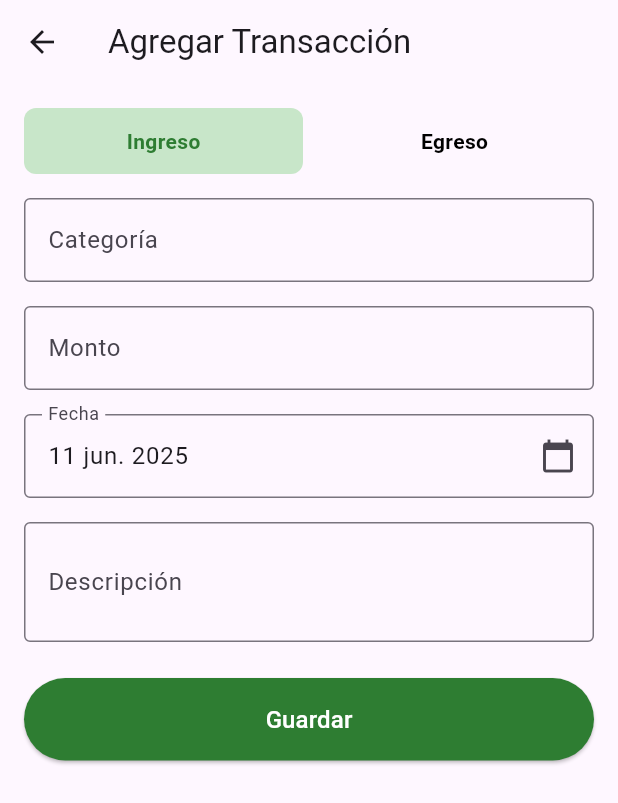
After one commit to Lazarito444/proyecto-final-tds, a Flutter app: the DashboardScreen screen opened directly, item 5 of the bottom bar chosen, after a tap on "Ingreso", on a phone screen of 412 x 824 dp. The commit adds this screen. Shown: the top 803 px of the screen. Run offline on Flutter 3.47's test engine with Material 3 defaults, Android fonts, the light colour scheme and no system bars; our stand-ins replace flutter_riverpod, google_fonts, sizer.

Commit message:
add_transaction

```diff
--- a/src/financia_mobile/lib/modules/dashboard/dashboard_screen.dart
+++ b/src/financia_mobile/lib/modules/dashboard/dashboard_screen.dart
@@ -1,8 +1,29 @@
 import 'package:flutter/material.dart';
 import 'package:google_fonts/google_fonts.dart';
+import 'package:financia_mobile/modules/transaction/add_transaction.dart';
 
-class DashboardScreen extends StatelessWidget {
+class DashboardScreen extends StatefulWidget {
   const DashboardScreen({super.key});
+
+  @override
+  _DashboardScreenState createState() => _DashboardScreenState();
+}
+
+class _DashboardScreenState extends State<DashboardScreen> {
+  int _selectedIndex = 0;
+
+  void _onItemTapped(int index) {
+    setState(() {
+      _selectedIndex = index;
+    });
+
+    if (index == 4) {
+      Navigator.push(
+        context,
+        MaterialPageRoute(builder: (context) => AddTransactionScreen()),
+      );
+    }
+  }
 
   @override
   Widget build(BuildContext context) {
@@ -16,7 +37,6 @@ class DashboardScreen extends StatelessWidget {
           onPressed: () => Navigator.pop(context),
         ),
       ),
-
       body: Column(
         children: [
           Container(
@@ -58,12 +78,10 @@ class DashboardScreen extends StatelessWidget {
               ],
             ),
           ),
-
           Expanded(
             child: Column(
               children: [
                 SizedBox(height: 24),
-                // Círculo con porcentaje
                 Center(
                   child: Container(
                     width: 120,
@@ -94,8 +112,6 @@ class DashboardScreen extends StatelessWidget {
                   ),
                 ),
                 SizedBox(height: 16),
-
-                // Leyenda de Ingresos y Egresos
                 Row(
                   mainAxisAlignment: MainAxisAlignment.spaceEvenly,
                   children: [
@@ -137,8 +153,6 @@ class DashboardScreen extends StatelessWidget {
                   ],
                 ),
                 SizedBox(height: 24),
-
-                // Título y transacciones
                 Padding(
                   padding: EdgeInsets.symmetric(horizontal: 24),
                   child: Align(
@@ -156,7 +170,6 @@ class DashboardScreen extends StatelessWidget {
                   ),
                 ),
                 SizedBox(height: 12),
-
                 Expanded(
                   child: ListView(
                     padding: EdgeInsets.symmetric(horizontal: 24),
@@ -192,10 +205,16 @@ class DashboardScreen extends StatelessWidget {
       ),
       bottomNavigationBar: BottomNavigationBar(
         type: BottomNavigationBarType.fixed,
+        currentIndex: _selectedIndex,
         selectedItemColor: Color(0xFF4A9B8E),
         unselectedItemColor: Colors.grey,
-        selectedLabelStyle: GoogleFonts.gabarito(),
-        unselectedLabelStyle: GoogleFonts.gabarito(),
+        selectedLabelStyle: GoogleFonts.gabarito(
+          textStyle: TextStyle(fontSize: 10),
+        ),
+        unselectedLabelStyle: GoogleFonts.gabarito(
+          textStyle: TextStyle(fontSize: 10),
+        ),
+        onTap: _onItemTapped,
         items: [
           BottomNavigationBarItem(icon: Icon(Icons.home), label: 'Presupuesto'),
           BottomNavigationBarItem(
@@ -210,15 +229,12 @@ class DashboardScreen extends StatelessWidget {
             icon: Icon(Icons.receipt),
             label: 'Recorrido',
           ),
+          BottomNavigationBarItem(
+            icon: Icon(Icons.swap_horiz),
+            label: 'Transacciones',
+          ),
         ],
       ),
-      /*floatingActionButton: FloatingActionButton(
-        onPressed: () {
-          Navigator.pushNamed(context, '/add-transaction');
-        },
-        backgroundColor: Color(0xFF4A9B8E),
-        child: Icon(Icons.add, color: Colors.white),
-      ),*/
     );
   }
 }
--- /dev/null
+++ b/src/financia_mobile/lib/modules/transaction/add_transaction.dart
@@ -0,0 +1,200 @@
+import 'package:flutter/material.dart';
+
+class AddTransactionScreen extends StatefulWidget {
+  @override
+  _AgregarTransaccionScreenState createState() =>
+      _AgregarTransaccionScreenState();
+}
+
+class _AgregarTransaccionScreenState extends State<AddTransactionScreen> {
+  bool isIngreso = true;
+  String categoria = '';
+  double monto = 0.0;
+  DateTime fecha = DateTime.now();
+  String descripcion = '';
+
+  @override
+  Widget build(BuildContext context) {
+    return Scaffold(
+      appBar: AppBar(
+        title: Text('Agregar Transacción'),
+        leading: IconButton(
+          icon: Icon(Icons.arrow_back),
+          onPressed: () => Navigator.pop(context),
+        ),
+      ),
+      body: Padding(
+        padding: const EdgeInsets.all(16.0),
+        child: Column(
+          crossAxisAlignment: CrossAxisAlignment.start,
+          children: [
+            // Toggle Ingreso/Egreso
+            Row(
+              mainAxisAlignment: MainAxisAlignment.center,
+              children: [
+                Expanded(
+                  child: GestureDetector(
+                    onTap: () {
+                      setState(() {
+                        isIngreso = true;
+                      });
+                    },
+                    child: Container(
+                      padding: EdgeInsets.symmetric(vertical: 12),
+                      decoration: BoxDecoration(
+                        color: isIngreso
+                            ? Colors.green[100]
+                            : Colors.transparent,
+                        borderRadius: BorderRadius.circular(8),
+                      ),
+                      child: Center(
+                        child: Text(
+                          'Ingreso',
+                          style: TextStyle(
+                            color: isIngreso ? Colors.green[800] : Colors.black,
+                            fontWeight: FontWeight.bold,
+                          ),
+                        ),
+                      ),
+                    ),
+                  ),
+                ),
+                SizedBox(width: 8),
+                Expanded(
+                  child: GestureDetector(
+                    onTap: () {
+                      setState(() {
+                        isIngreso = false;
+                      });
+                    },
+                    child: Container(
+                      padding: EdgeInsets.symmetric(vertical: 12),
+                      decoration: BoxDecoration(
+                        color: !isIngreso
+                            ? Colors.green[800]
+                            : Colors.transparent,
+                        borderRadius: BorderRadius.circular(8),
+                      ),
+                      child: Center(
+                        child: Text(
+                          'Egreso',
+                          style: TextStyle(
+                            color: !isIngreso ? Colors.white : Colors.black,
+                            fontWeight: FontWeight.bold,
+                          ),
+                        ),
+                      ),
+                    ),
+                  ),
+                ),
+              ],
+            ),
+            SizedBox(height: 16),
+
+            // Categoría y Monto
+            TextField(
+              decoration: InputDecoration(
+                labelText: 'Categoría',
+                border: OutlineInputBorder(),
+              ),
+              onChanged: (value) {
+                categoria = value;
+              },
+            ),
+            SizedBox(height: 16),
+
+            TextField(
+              decoration: InputDecoration(
+                labelText: 'Monto',
+                border: OutlineInputBorder(),
+              ),
+              keyboardType: TextInputType.numberWithOptions(decimal: true),
+              onChanged: (value) {
+                monto = double.tryParse(value) ?? 0.0;
+              },
+            ),
+            SizedBox(height: 16),
+
+            // Fecha
+            TextFormField(
+              readOnly: true,
+              decoration: InputDecoration(
+                labelText: 'Fecha',
+                border: OutlineInputBorder(),
+                suffixIcon: Icon(Icons.calendar_today),
+              ),
+              controller: TextEditingController(
+                text:
+                    '${fecha.day} ${_getMonthName(fecha.month)} ${fecha.year}',
+              ),
+              onTap: () async {
+                DateTime? picked = await showDatePicker(
+                  context: context,
+                  initialDate: fecha,
+                  firstDate: DateTime(2000),
+                  lastDate: DateTime(2100),
+                );
+                if (picked != null) {
+                  setState(() {
+                    fecha = picked;
+                  });
+                }
+              },
+            ),
+            SizedBox(height: 16),
+
+            // Descripción
+            TextField(
+              decoration: InputDecoration(
+                labelText: 'Descripción',
+                border: OutlineInputBorder(),
+              ),
+              maxLines: 2,
+              onChanged: (value) {
+                descripcion = value;
+              },
+            ),
+            SizedBox(height: 24),
+
+            // Botón Guardar
+            SizedBox(
+              width: double.infinity,
+              child: ElevatedButton(
+                onPressed: () {
+                  print('Guardado');
+                },
+                style: ElevatedButton.styleFrom(
+                  backgroundColor: Colors.green[800],
+                  padding: EdgeInsets.symmetric(vertical: 16),
+                ),
+                child: Text(
+                  'Guardar',
+                  style: TextStyle(fontSize: 16, color: Colors.white),
+                ),
+              ),
+            ),
+          ],
+        ),
+      ),
+    );
+  }
+
+  String _getMonthName(int month) {
+    const months = [
+      '',
+      'ene.',
+      'feb.',
+      'mar.',
+      'abr.',
+      'may.',
+      'jun.',
+      'jul.',
+      'ago.',
+      'sep.',
+      'oct.',
+      'nov.',
+      'dic.',
+    ];
+    return months[month];
+  }
+}
```
Also changed, not shown: 2 other files.
